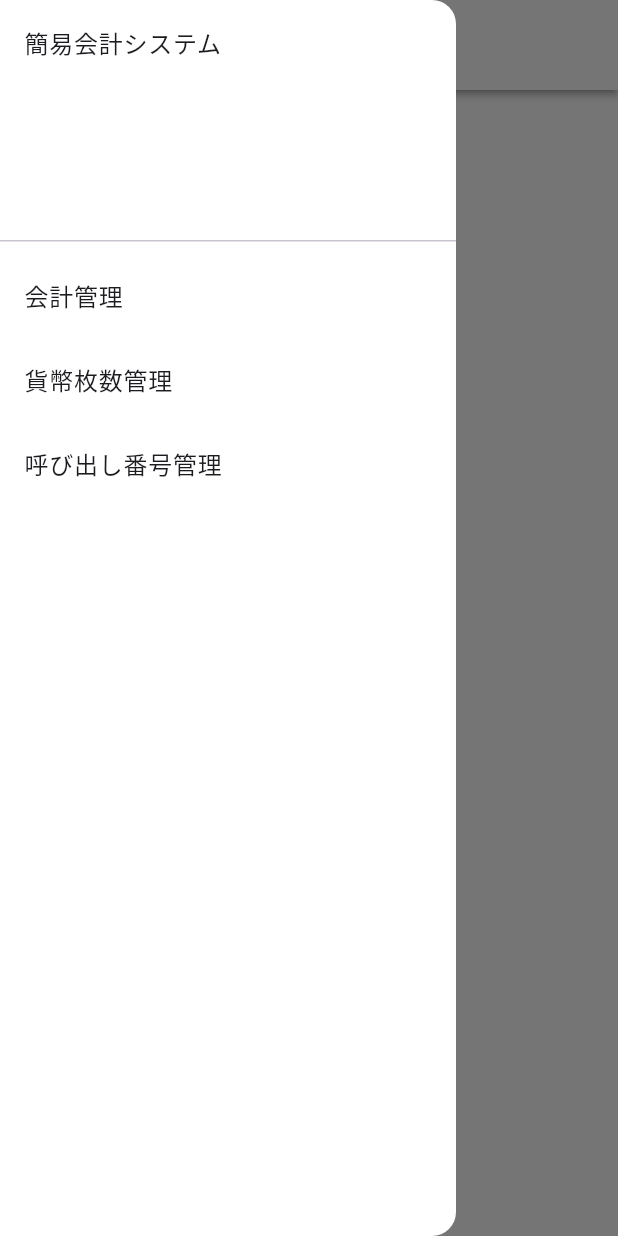
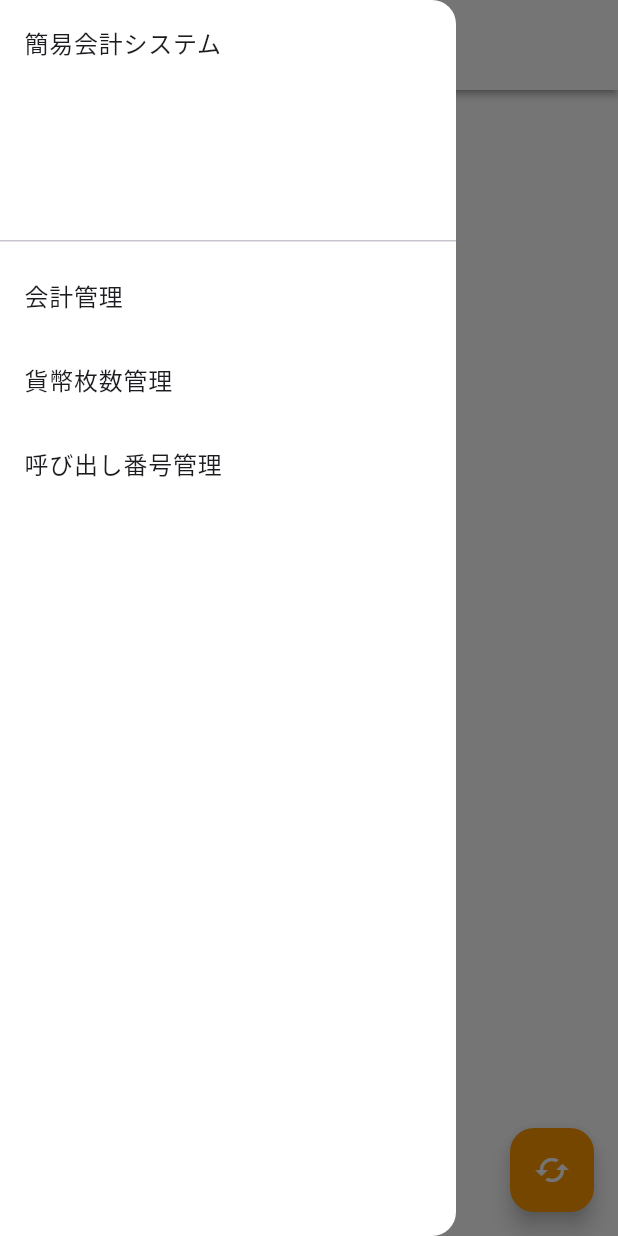
Before and after one commit to MukPan/cash_register_app, a Flutter app: the screen it shows after launch, with the side drawer open, on a phone screen of 412 x 824 dp. Run offline on Flutter 3.47's test engine with Material 2 defaults, Android fonts, the phone set to English and light mode, and no system bars; our stand-ins replace cloud_firestore, firebase_core, hooks_riverpod; accounts and stored records are empty.

Commit message:
add: デバッグ用の注文番号の流れをリセットするボタンを追加

```diff
--- a/lib/main.dart
+++ b/lib/main.dart
@@ -57,10 +57,27 @@ class MyHomePage extends StatelessWidget {
 
   @override
   Widget build(BuildContext context) {
-    return const Scaffold(
-      appBar: DefaultAppBar(title: "注文番号の選択"),
-      drawer: MenuDrawer(),
-      body: OrderNumList(),
+    return Scaffold(
+      appBar: const DefaultAppBar(title: "注文番号の選択"),
+      drawer: const MenuDrawer(),
+      body: const OrderNumList(),
+      floatingActionButton: FloatingActionButton(
+        backgroundColor: Colors.orange,
+        onPressed: () {
+          db.collection("orderNumCollection").get().then((querySnapshot) {
+            querySnapshot.docs
+                .map((doc) => doc.reference)
+                .forEach((docRef) {
+                  docRef.update({
+                    "isPaid": false,
+                    "isCompleted": false,
+                  });
+            });
+          });
+
+        },
+        child: const Icon(Icons.cached, color: Colors.white),
+      ),
     );
   }
 }
```
